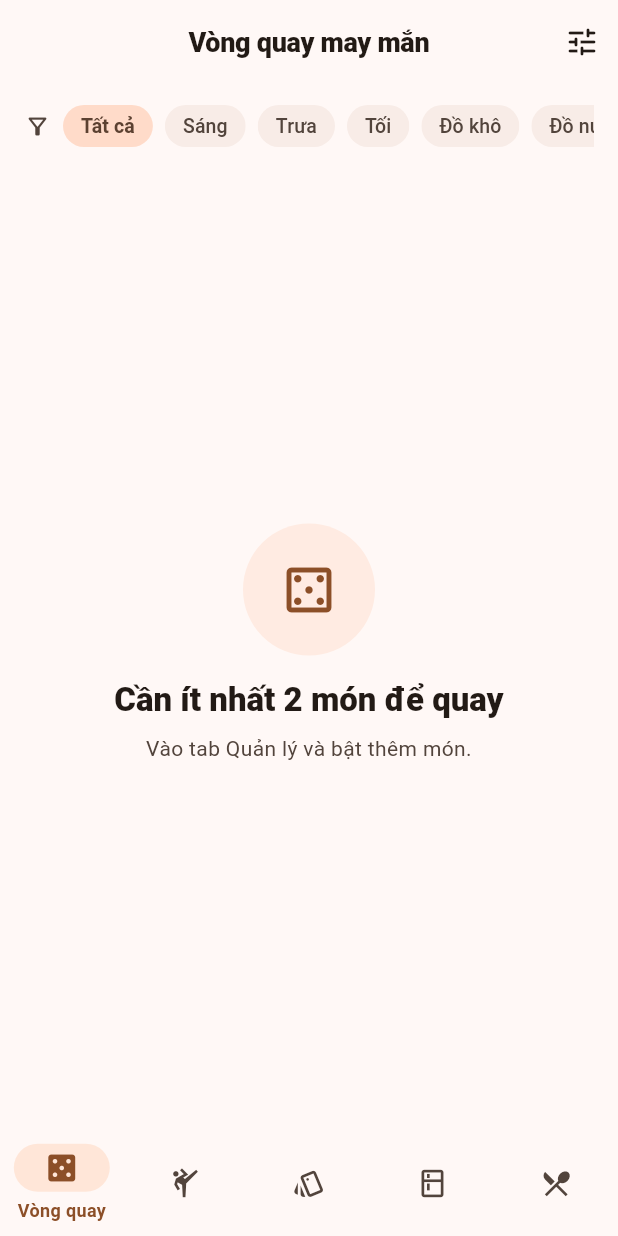
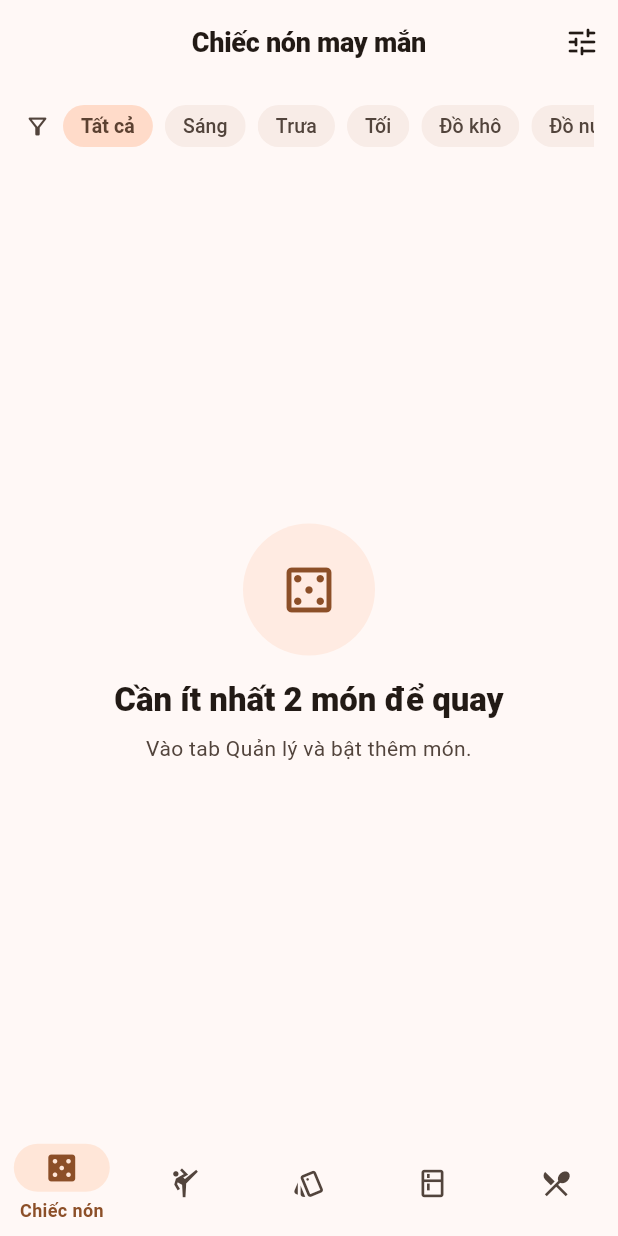
Before and after one commit to GiaLong2402/Hom-Nay-An-Gi, a Flutter app: the screen it shows after launch, after a tap on "Cùng ăn thôi!", on a phone screen of 412 x 824 dp. Run offline on Flutter 3.47's test engine with Material 3 defaults, Android fonts, the phone set to English and light mode, and no system bars; our stand-ins replace audioplayers, cloud_firestore, firebase_core, flutter_card_swiper, flutter_fortune_wheel, flutter_riverpod and 1 more; accounts and stored records are empty.

Commit message:
Rename feature labels and add branding export assets.
Align nav copy with Chiếc nón / TinderFood / Tủ lạnh còn gì and include icon plus wide splash images for marketing use.

Co-authored-by: Cursor <cursoragent@cursor.com>

```diff
--- a/lib/core/widgets/home_shell.dart
+++ b/lib/core/widgets/home_shell.dart
@@ -37,7 +37,7 @@ class HomeShell extends ConsumerWidget {
           NavigationDestination(
             icon: Icon(Icons.casino_outlined),
             selectedIcon: Icon(Icons.casino),
-            label: 'Vòng quay',
+            label: 'Chiếc nón',
           ),
           NavigationDestination(
             icon: Icon(Icons.sports_martial_arts_outlined),
@@ -47,12 +47,12 @@ class HomeShell extends ConsumerWidget {
           NavigationDestination(
             icon: Icon(Icons.style_outlined),
             selectedIcon: Icon(Icons.style),
-            label: 'Thẻ bài',
+            label: 'TinderFood',
           ),
           NavigationDestination(
             icon: Icon(Icons.kitchen_outlined),
             selectedIcon: Icon(Icons.kitchen),
-            label: 'Tủ lạnh',
+            label: 'Tủ lạnh còn gì',
           ),
           NavigationDestination(
             icon: Icon(Icons.restaurant_menu_outlined),
--- a/lib/features/cards/presentation/screens/random_cards_screen.dart
+++ b/lib/features/cards/presentation/screens/random_cards_screen.dart
@@ -10,7 +10,7 @@ import '../../../meals/presentation/providers/meal_filter_provider.dart';
 import '../../../meals/presentation/widgets/meal_filter_bar.dart';
 import '../widgets/swipe_cards_view.dart';
 
-/// Màn hình Thẻ bài — quẹt chọn món (Tinder style).
+/// Màn hình TinderFood — quẹt chọn món (Tinder style).
 class RandomCardsScreen extends ConsumerStatefulWidget {
   const RandomCardsScreen({super.key});
 
@@ -57,7 +57,7 @@ class _RandomCardsScreenState extends ConsumerState<RandomCardsScreen> {
 
     return Scaffold(
       appBar: PrimaryAppBar(
-        title: 'Thẻ bài ngẫu nhiên',
+        title: 'TinderFood',
         actions: [
           IconButton(
             tooltip: 'Xáo lại bộ bài',
--- a/lib/features/meals/presentation/widgets/add_meal_sheet.dart
+++ b/lib/features/meals/presentation/widgets/add_meal_sheet.dart
@@ -200,7 +200,7 @@ class _MealFormSheetState extends ConsumerState<MealFormSheet> {
                   labelText: 'Nguyên liệu (tuỳ chọn)',
                   hintText: 'Thịt bò, Lá lốt, Hành tím',
                   helperText:
-                      'Phân tách bằng dấu phẩy — sẽ hiện trên Tủ lạnh nếu chưa có',
+                      'Phân tách bằng dấu phẩy — sẽ hiện trên Tủ lạnh còn gì nếu chưa có',
                   prefixIcon: Icon(Icons.kitchen_outlined),
                 ),
                 onFieldSubmitted: (_) => _submit(),
--- a/lib/features/pantry/presentation/screens/pantry_screen.dart
+++ b/lib/features/pantry/presentation/screens/pantry_screen.dart
@@ -13,7 +13,7 @@ import '../providers/pantry_provider.dart';
 import '../widgets/ingredient_picker.dart';
 import '../widgets/match_results_pager.dart';
 
-/// Màn hình Tủ lạnh — chọn nguyên liệu, lọc món, gợi ý món mới.
+/// Màn hình Tủ lạnh còn gì — chọn nguyên liệu, lọc món, gợi ý món mới.
 class PantryScreen extends ConsumerStatefulWidget {
   const PantryScreen({super.key});
 
@@ -195,7 +195,7 @@ class _PantryScreenState extends ConsumerState<PantryScreen> {
     final scheme = Theme.of(context).colorScheme;
 
     return Scaffold(
-      appBar: const PrimaryAppBar(title: 'Tủ lạnh'),
+      appBar: const PrimaryAppBar(title: 'Tủ lạnh còn gì?'),
       body: ListView(
         padding: const EdgeInsets.fromLTRB(
           AppSpacing.lg,
--- a/lib/features/wheel/presentation/screens/lucky_wheel_screen.dart
+++ b/lib/features/wheel/presentation/screens/lucky_wheel_screen.dart
@@ -16,7 +16,7 @@ import '../../../meals/presentation/providers/meal_filter_provider.dart';
 import '../../../meals/presentation/widgets/meal_filter_bar.dart';
 import '../widgets/meal_result_dialog.dart';
 
-/// Màn hình Vòng quay may mắn — chọn ngẫu nhiên món đã lọc.
+/// Màn hình Chiếc nón may mắn — chọn ngẫu nhiên món đã lọc.
 class LuckyWheelScreen extends ConsumerStatefulWidget {
   const LuckyWheelScreen({super.key});
 
@@ -107,7 +107,7 @@ class _LuckyWheelScreenState extends ConsumerState<LuckyWheelScreen> {
     final scheme = Theme.of(context).colorScheme;
 
     return Scaffold(
-      appBar: const PrimaryAppBar(title: 'Vòng quay may mắn'),
+      appBar: const PrimaryAppBar(title: 'Chiếc nón may mắn'),
       body: SafeArea(
         child: Column(
           children: [
```
Also changed, not shown: exports/app_icon.png (added), exports/ic_launcher_outer.png (added), exports/splash_wide_background.png (added).
